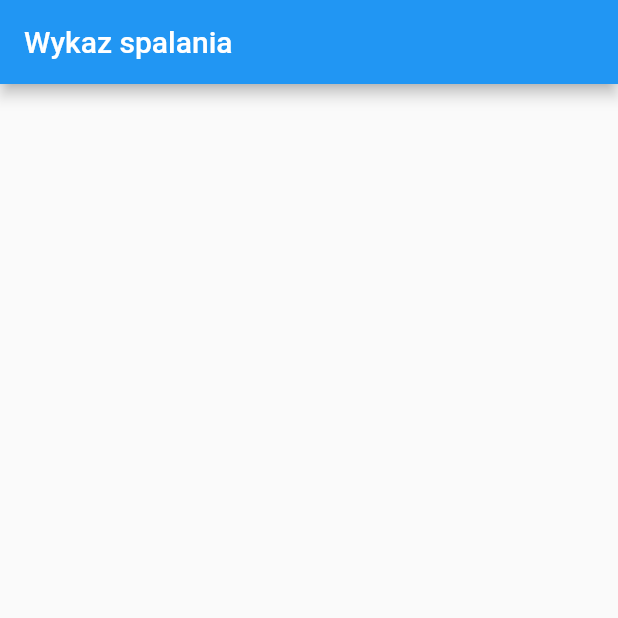
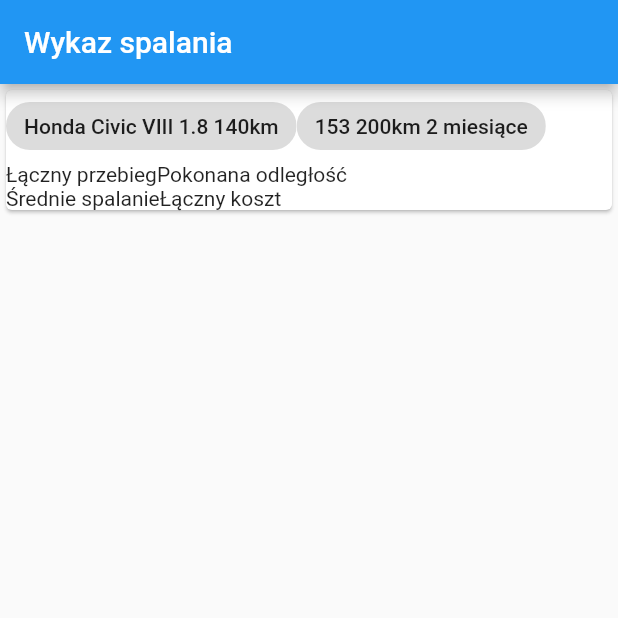
Before and after one commit to fcieminski/fuel-economy, a Flutter app: the screen it shows after launch, on a phone screen of 412 x 824 dp, the top half of it. Run offline on Flutter 3.47's test engine with Material 2 defaults, Android fonts, the phone set to English and light mode, and no system bars.

Commit message:
dummy data added

```diff
--- /dev/null
+++ b/lib/components/car_info.dart
@@ -0,0 +1,46 @@
+import 'package:flutter/material.dart';
+
+class CarInfo extends StatefulWidget {
+  @override
+  _CarInfoState createState() => _CarInfoState();
+}
+
+class _CarInfoState extends State<CarInfo> {
+  @override
+  Widget build(BuildContext context) {
+    return Container(
+      child: Card(
+        child: Column(
+          children: <Widget>[
+            Row(
+              children: <Widget>[
+                Chip(
+                  label: Text('Honda Civic VIII 1.8 140km'),
+                ),
+                Chip(
+                  label: Text('153 200km 2 miesiące'),
+                )
+              ],
+            ),
+            Container(
+              child: Column(
+                children: <Widget>[
+                  Row(children: <Widget>[
+                    Text('Łączny przebieg'),
+                    Text('Pokonana odległość')
+                  ]),
+                  Row(
+                    children: <Widget>[
+                      Text('Średnie spalanie'),
+                      Text('Łączny koszt')
+                    ],
+                  )
+                ],
+              ),
+            )
+          ],
+        ),
+      ),
+    );
+  }
+}
--- /dev/null
+++ b/lib/components/recent_fuelling.dart
@@ -0,0 +1,17 @@
+import 'package:flutter/material.dart';
+
+class RecentFuelling extends StatefulWidget {
+  @override
+  _RecentFuellingState createState() => _RecentFuellingState();
+}
+
+class _RecentFuellingState extends State<RecentFuelling> {
+  @override
+  Widget build(BuildContext context) {
+    return Container(
+      child: Column(
+        children: <Widget>[],
+      ),
+    );
+  }
+}
--- a/lib/main.dart
+++ b/lib/main.dart
@@ -1,4 +1,6 @@
 import 'package:flutter/material.dart';
+import 'package:fuel_economy/components/car_info.dart';
+import 'package:fuel_economy/components/recent_fuelling.dart';
 
 void main() => runApp(MyApp());
 
@@ -24,7 +26,14 @@ class Home extends StatelessWidget {
         title: Text('Wykaz spalania'),
       ),
       body: SingleChildScrollView(
-        child: Container(),
+        child: Container(
+          child: Column(
+            children: <Widget>[
+              CarInfo(),
+              RecentFuelling(),
+            ],
+          ),
+        ),
       ),
     );
   }
```
